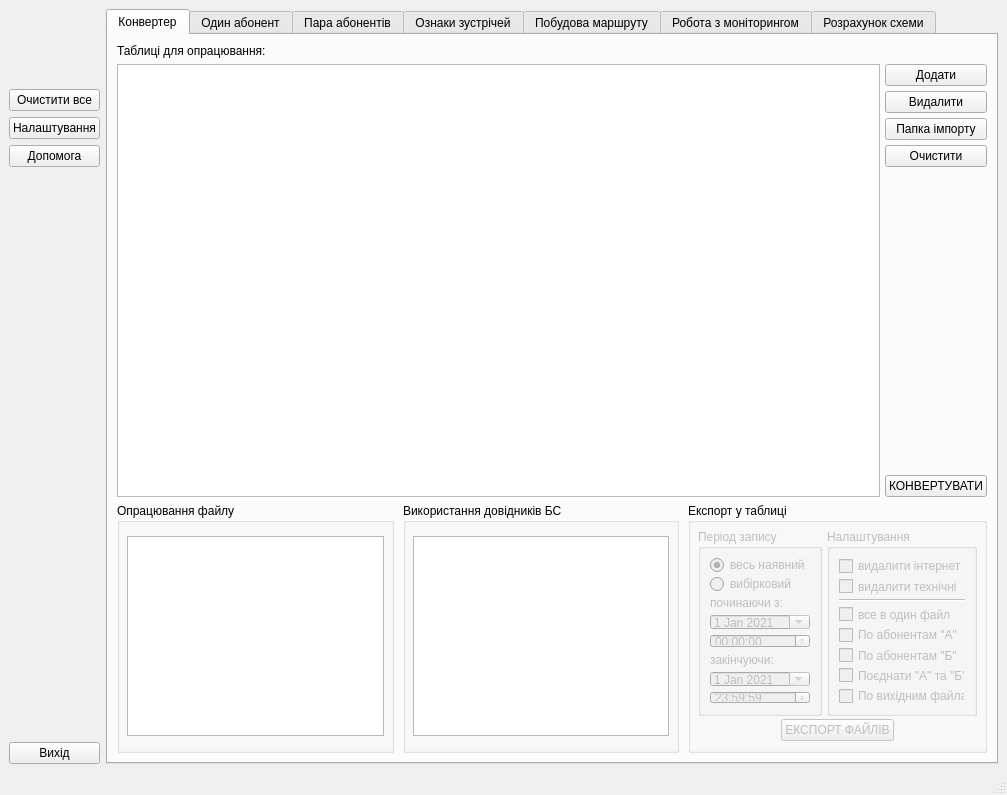
Above: gui/main_gui_qt5_matematik.ui from OlehOleinikov/matematik before the change. Below: the same form after it.
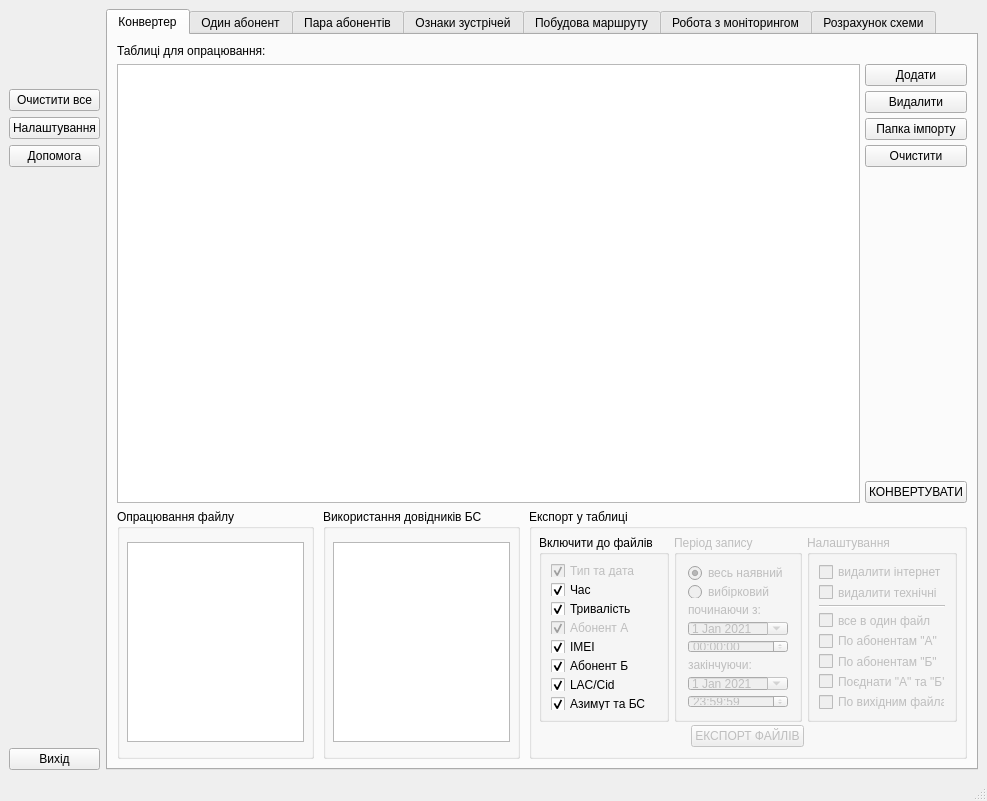
That is the form after the change. Icons and pictures are not drawn.

The edit to the form file:
```diff
--- a/gui/main_gui_qt5_matematik.ui
+++ b/gui/main_gui_qt5_matematik.ui
@@ -6,8 +6,8 @@
    <rect>
     <x>0</x>
     <y>0</y>
-    <width>1007</width>
-    <height>795</height>
+    <width>987</width>
+    <height>801</height>
    </rect>
   </property>
   <property name="contextMenuPolicy">
@@ -401,7 +401,7 @@
              <widget class="QGroupBox" name="groupBox_6">
               <property name="maximumSize">
                <size>
-                <width>300</width>
+                <width>450</width>
                 <height>250</height>
                </size>
               </property>
@@ -438,6 +438,110 @@
                  <property name="bottomMargin">
                   <number>0</number>
                  </property>
+                 <item>
+                  <widget class="QGroupBox" name="groupBox">
+                   <property name="minimumSize">
+                    <size>
+                     <width>130</width>
+                     <height>0</height>
+                    </size>
+                   </property>
+                   <property name="title">
+                    <string>Включити до файлів</string>
+                   </property>
+                   <layout class="QVBoxLayout" name="verticalLayout_3">
+                    <item>
+                     <widget class="QCheckBox" name="checkBox_include_typedate">
+                      <property name="enabled">
+                       <bool>false</bool>
+                      </property>
+                      <property name="text">
+                       <string>Тип та дата</string>
+                      </property>
+                      <property name="checkable">
+                       <bool>true</bool>
+                      </property>
+                      <property name="checked">
+                       <bool>true</bool>
+                      </property>
+                     </widget>
+                    </item>
+                    <item>
+                     <widget class="QCheckBox" name="checkBox_include_time">
+                      <property name="text">
+                       <string>Час</string>
+                      </property>
+                      <property name="checked">
+                       <bool>true</bool>
+                      </property>
+                     </widget>
+                    </item>
+                    <item>
+                     <widget class="QCheckBox" name="checkBox_include_dur">
+                      <property name="text">
+                       <string>Тривалість</string>
+                      </property>
+                      <property name="checked">
+                       <bool>true</bool>
+                      </property>
+                     </widget>
+                    </item>
+                    <item>
+                     <widget class="QCheckBox" name="checkBox_include_sim_a">
+                      <property name="enabled">
+                       <bool>false</bool>
+                      </property>
+                      <property name="text">
+                       <string>Абонент А</string>
+                      </property>
+                      <property name="checked">
+                       <bool>true</bool>
+                      </property>
+                     </widget>
+                    </item>
+                    <item>
+                     <widget class="QCheckBox" name="checkBox_include_imei">
+                      <property name="text">
+                       <string>ІМЕІ</string>
+                      </property>
+                      <property name="checked">
+                       <bool>true</bool>
+                      </property>
+                     </widget>
+                    </item>
+                    <item>
+                     <widget class="QCheckBox" name="checkBox_include_sim_b">
+                      <property name="text">
+                       <string>Абонент Б</string>
+                      </property>
+                      <property name="checked">
+                       <bool>true</bool>
+                      </property>
+                     </widget>
+                    </item>
+                    <item>
+                     <widget class="QCheckBox" name="checkBox_include_laccid">
+                      <property name="text">
+                       <string>LAC/Cid</string>
+                      </property>
+                      <property name="checked">
+                       <bool>true</bool>
+                      </property>
+                     </widget>
+                    </item>
+                    <item>
+                     <widget class="QCheckBox" name="checkBox_include_adr_az">
+                      <property name="text">
+                       <string>Азимут та БС</string>
+                      </property>
+                      <property name="checked">
+                       <bool>true</bool>
+                      </property>
+                     </widget>
+                    </item>
+                   </layout>
+                  </widget>
+                 </item>
                  <item>
                   <widget class="QGroupBox" name="groupBox_4">
                    <property name="enabled">
@@ -451,7 +555,7 @@
                    </property>
                    <property name="maximumSize">
                     <size>
-                     <width>130</width>
+                     <width>150</width>
                      <height>200</height>
                     </size>
                    </property>
@@ -464,6 +568,18 @@
                       <property name="spacing">
                        <number>5</number>
                       </property>
+                      <property name="leftMargin">
+                       <number>2</number>
+                      </property>
+                      <property name="topMargin">
+                       <number>2</number>
+                      </property>
+                      <property name="rightMargin">
+                       <number>2</number>
+                      </property>
+                      <property name="bottomMargin">
+                       <number>2</number>
+                      </property>
                       <item>
                        <widget class="QRadioButton" name="radio_period_export_all">
                         <property name="text">
```
Left out of the diff: 6 changed lines with no effect on the pictures.
